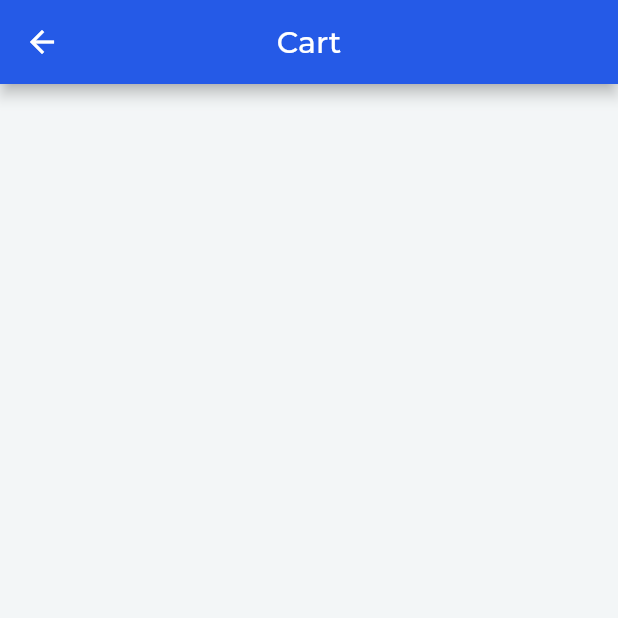
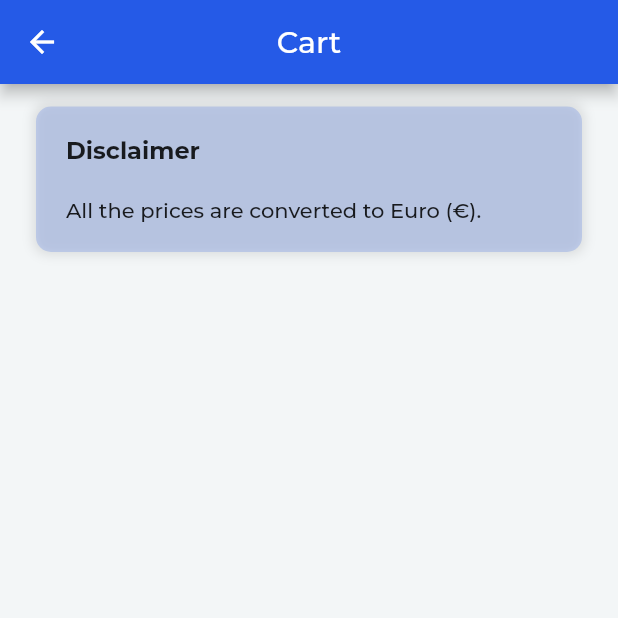
Before and after one commit to vanshg395/onlala_shopping, a Flutter app: the CartScreen screen opened directly, on a phone screen of 412 x 824 dp, the top half of it. Run offline on Flutter 3.47's test engine with Material 2 defaults, Android fonts, the phone set to English and light mode, and no system bars; our stand-ins replace badges, cached_network_image, carousel_slider, chewie, dots_indicator, file_picker and 12 more; missing offline and left inert: geocoder; accounts and stored records are empty; statements that could not run were skipped.

Commit message:
final fixes, almost done

```diff
--- a/lib/screens/cart_screen.dart
+++ b/lib/screens/cart_screen.dart
@@ -27,6 +27,43 @@ class _CartScreenState extends State<CartScreen> {
         child: SingleChildScrollView(
           child: Column(
             children: <Widget>[
+              SizedBox(
+                height: 10,
+              ),
+              Container(
+                width: double.infinity,
+                margin: EdgeInsets.symmetric(horizontal: 24, vertical: 5),
+                padding: EdgeInsets.all(20),
+                decoration: BoxDecoration(
+                  color: Theme.of(context).primaryColor.withOpacity(0.2),
+                  borderRadius: BorderRadius.circular(10),
+                  boxShadow: [
+                    BoxShadow(
+                      blurRadius: 6,
+                      spreadRadius: 2,
+                      color: Colors.black.withOpacity(0.1),
+                    ),
+                  ],
+                ),
+                child: Column(
+                  crossAxisAlignment: CrossAxisAlignment.start,
+                  children: <Widget>[
+                    Text(
+                      'Disclaimer',
+                      style: Theme.of(context).textTheme.subtitle1.copyWith(
+                            fontWeight: FontWeight.w700,
+                          ),
+                    ),
+                    SizedBox(
+                      height: 20,
+                    ),
+                    Text(
+                      'All the prices are converted to Euro (€).',
+                      style: Theme.of(context).textTheme.bodyText1,
+                    ),
+                  ],
+                ),
+              ),
               SizedBox(
                 height: 10,
               ),
```
Also changed, not shown: lib/screens/order_details_screen.dart (+39 -5 lines), lib/screens/product_details_screen.dart (+37 -30 lines).
